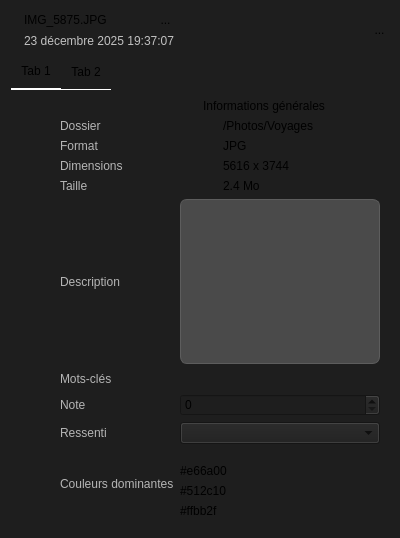
Old version of the form gallery/inspectorview.ui in the repository Vrock691/IHM.
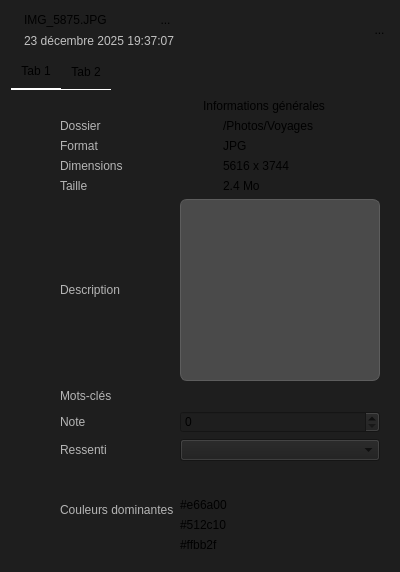
New version of the form.

Commit message: Gestion des tags

The edit to the form file:
```diff
--- a/gallery/inspectorview.ui
+++ b/gallery/inspectorview.ui
@@ -7,7 +7,7 @@
     <x>0</x>
     <y>0</y>
     <width>400</width>
-    <height>538</height>
+    <height>572</height>
    </rect>
   </property>
   <property name="minimumSize">
@@ -111,6 +111,7 @@
      <property name="styleSheet">
       <string notr="true">QTabBar {
     background-color: #1E1E1E;
+	alignment: left;
 }
 
 QTabWidget::pane {
@@ -123,7 +124,7 @@
     border: none;
     border-bottom: 1px solid #FFFFFF;
     padding: 10px;
-    margin: 0;
+	margin-left: 0px;
 }
 
 QTabBar::tab:selected {
```
The commit also changes 1 other file.
